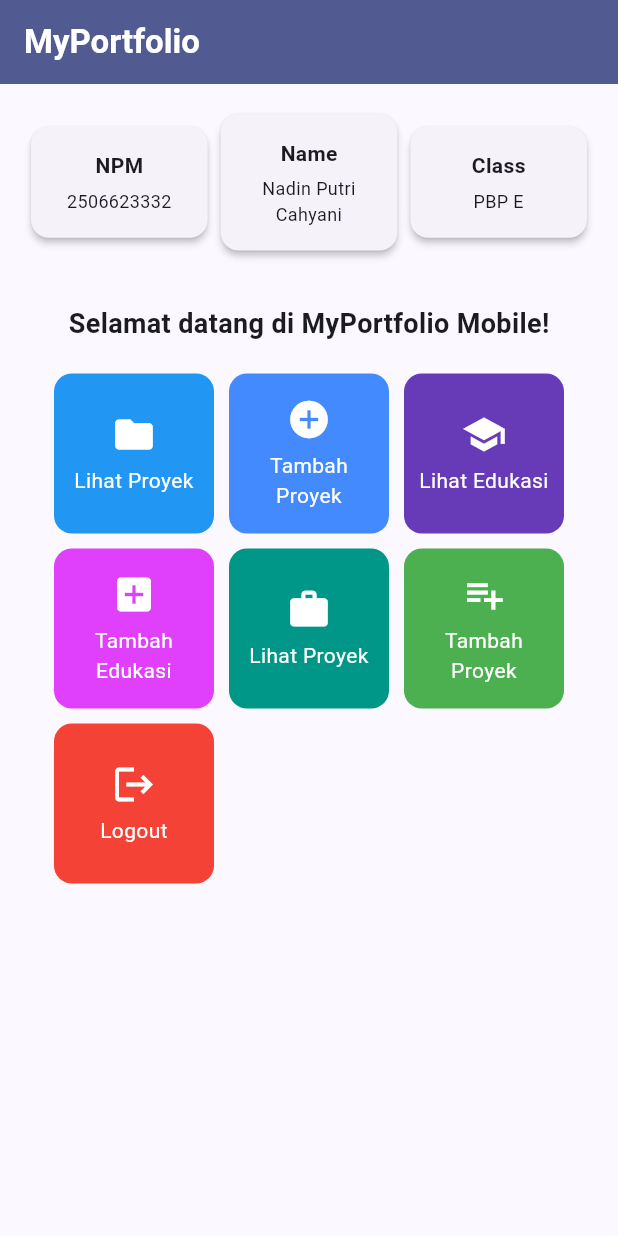
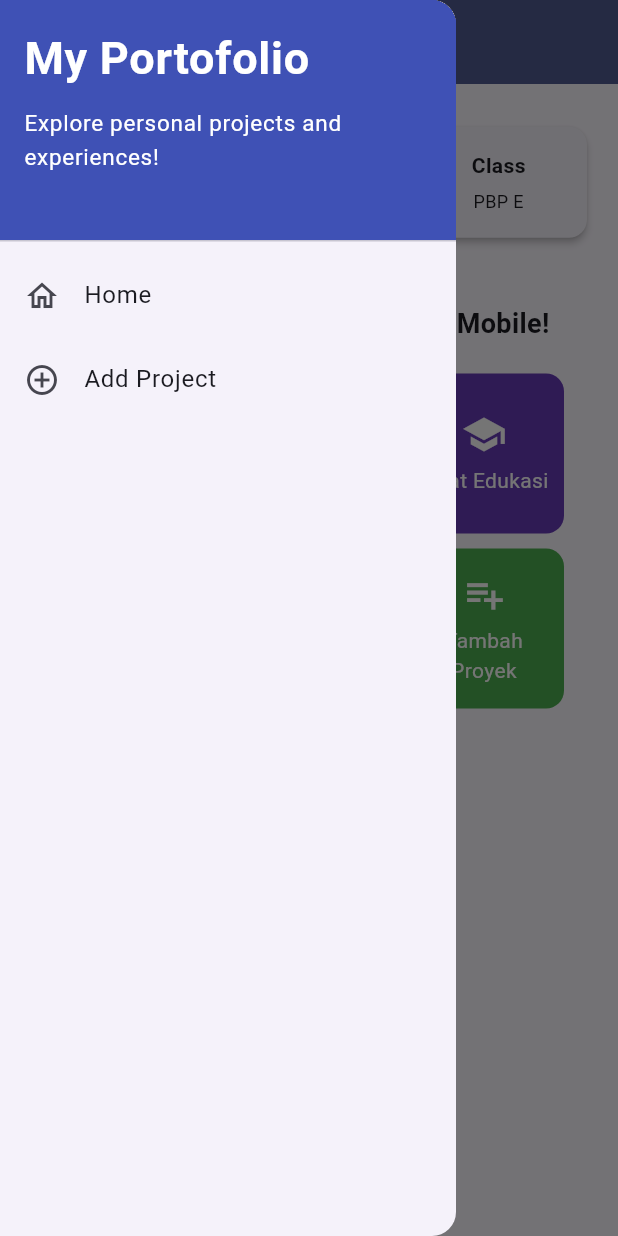
Before and after one commit to nadincahyani/myportofolio_mobile, a Flutter app: the screen it shows after launch, with the side drawer open (before the commit the screen has no drawer), on a phone screen of 412 x 824 dp. Run offline on Flutter 3.47's test engine with Material 3 defaults, Android fonts, the phone set to English and light mode, and no system bars; our stand-ins replace material_ui.

Commit message:
feat: add drawer, projectform, and navigation for Tutorial 9

```diff
--- a/lib/main.dart
+++ b/lib/main.dart
@@ -1,5 +1,5 @@
-import 'package:flutter/material.dart';
-import 'package:myportofolio_mobile/menu.dart';
+import 'package:material_ui/material_ui.dart';
+import 'package:myportofolio_mobile/screens/menu.dart';
 
 void main() {
   runApp(const MyApp());
--- a/lib/menu.dart
+++ b/lib/screens/menu.dart
@@ -1,4 +1,6 @@
 import 'package:flutter/material.dart';
+import 'package:myportofolio_mobile/widgets/left_drawer.dart';
+import 'package:myportofolio_mobile/widgets/project_card.dart';
 
 class MyHomePage extends StatelessWidget {
   MyHomePage({super.key});
@@ -34,7 +36,9 @@ class MyHomePage extends StatelessWidget {
           style: TextStyle(color: Colors.white, fontWeight: FontWeight.bold),
         ),
         backgroundColor: Theme.of(context).colorScheme.primary,
+        iconTheme: const IconThemeData(color: Colors.white),
       ),
+      drawer: const LeftDrawer(),
       // Body halaman utama dengan padding di sekelilingnya.
       body: SingleChildScrollView(
         child: Padding(
@@ -134,48 +138,3 @@ class ItemHomepage {
 
   ItemHomepage(this.name, this.icon, this.color);
 }
-
-class ItemCard extends StatelessWidget {
-  final ItemHomepage item;
-
-  const ItemCard(this.item, {super.key});
-
-  @override
-  Widget build(BuildContext context) {
-    return Material(
-      // Menggunakan warna sekunder dari skema tema aplikasi.
-      color: item.color,
-      borderRadius: BorderRadius.circular(12),
-      child: InkWell(
-        // Aksi ketika kartu ditekan oleh pengguna.
-        onTap: () {
-          // Menampilkan SnackBar dengan pesan interaktif.
-          ScaffoldMessenger.of(context)
-            ..hideCurrentSnackBar()
-            ..showSnackBar(
-              SnackBar(
-                content: Text("Kamu telah menekan tombol ${item.name}!"),
-              ),
-            );
-        },
-        child: Container(
-          padding: const EdgeInsets.all(8),
-          child: Center(
-            child: Column(
-              mainAxisAlignment: MainAxisAlignment.center,
-              children: [
-                Icon(item.icon, color: Colors.white, size: 30.0),
-                const Padding(padding: EdgeInsets.all(3)),
-                Text(
-                  item.name,
-                  textAlign: TextAlign.center,
-                  style: const TextStyle(color: Colors.white),
-                ),
-              ],
-            ),
-          ),
-        ),
-      ),
-    );
-  }
-}
--- /dev/null
+++ b/lib/widgets/left_drawer.dart
@@ -0,0 +1,62 @@
+import 'package:material_ui/material_ui.dart';
+import 'package:myportofolio_mobile/screens/menu.dart';
+import 'package:myportofolio_mobile/screens/project_form.dart';
+
+class LeftDrawer extends StatelessWidget {
+  const LeftDrawer({super.key});
+
+  @override
+  Widget build(BuildContext context) {
+    return Drawer(
+      child: ListView(
+        children: [
+          const DrawerHeader(
+            decoration: BoxDecoration(color: Colors.indigo),
+            child: Column(
+              crossAxisAlignment: CrossAxisAlignment.start,
+              children: [
+                Text(
+                  'My Portofolio',
+                  style: TextStyle(
+                    fontSize: 30,
+                    fontWeight: FontWeight.bold,
+                    color: Colors.white,
+                  ),
+                ),
+                SizedBox(height: 10),
+                Text(
+                  'Explore personal projects and experiences!',
+                  style: TextStyle(fontSize: 15, color: Colors.white),
+                ),
+              ],
+            ),
+          ),
+          ListTile(
+            leading: const Icon(Icons.home_outlined),
+            title: const Text('Home'),
+            // Navigasi ke halaman utama portofolio
+            onTap: () {
+              Navigator.pushReplacement(
+                context,
+                MaterialPageRoute(builder: (context) => MyHomePage()),
+              );
+            },
+          ),
+          ListTile(
+            leading: const Icon(Icons.add_circle_outline),
+            title: const Text('Add Project'),
+            // Navigasi ke halaman tambah proyek
+            onTap: () {
+              Navigator.pushReplacement(
+                context,
+                MaterialPageRoute(
+                  builder: (context) => const ProjectFormPage(),
+                ),
+              );
+            },
+          ),
+        ],
+      ),
+    );
+  }
+}
--- /dev/null
+++ b/lib/widgets/project_card.dart
@@ -0,0 +1,56 @@
+import 'package:material_ui/material_ui.dart';
+import 'package:myportofolio_mobile/screens/menu.dart';
+import 'package:myportofolio_mobile/screens/project_form.dart';
+
+class ItemCard extends StatelessWidget {
+  final ItemHomepage item;
+
+  const ItemCard(this.item, {super.key});
+
+  @override
+  Widget build(BuildContext context) {
+    return Material(
+      // Menggunakan warna sekunder dari skema tema aplikasi.
+      color: item.color,
+      borderRadius: BorderRadius.circular(12),
+      child: InkWell(
+        // Aksi ketika kartu ditekan oleh pengguna.
+        onTap: () {
+          // Menampilkan SnackBar dengan pesan interaktif.
+          ScaffoldMessenger.of(context)
+            ..hideCurrentSnackBar()
+            ..showSnackBar(
+              SnackBar(
+                content: Text("Kamu telah menekan tombol ${item.name}!"),
+              ),
+            );
+
+          // Navigate ke halaman yang sesuai
+          if (item.name == "Tambah Proyek") {
+            Navigator.push(
+              context,
+              MaterialPageRoute(builder: (context) => const ProjectFormPage()),
+            );
+          }
+        },
+        child: Container(
+          padding: const EdgeInsets.all(8),
+          child: Center(
+            child: Column(
+              mainAxisAlignment: MainAxisAlignment.center,
+              children: [
+                Icon(item.icon, color: Colors.white, size: 30.0),
+                const Padding(padding: EdgeInsets.all(3)),
+                Text(
+                  item.name,
+                  textAlign: TextAlign.center,
+                  style: const TextStyle(color: Colors.white),
+                ),
+              ],
+            ),
+          ),
+        ),
+      ),
+    );
+  }
+}
--- a/pubspec.yaml
+++ b/pubspec.yaml
@@ -34,6 +34,7 @@ dependencies:
   # The following adds the Cupertino Icons font to your application.
   # Use with the CupertinoIcons class for iOS style icons.
   cupertino_icons: ^1.0.8
+  material_ui: ^1.11.1
 
 dev_dependencies:
   flutter_test:
```
Also changed, not shown: lib/screens/project_form.dart (added, +212 -0 lines), pubspec.lock.
